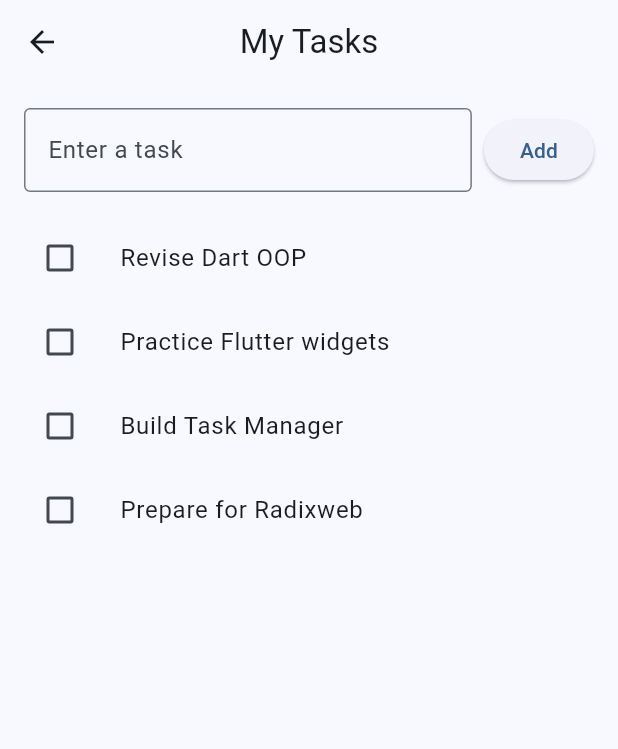
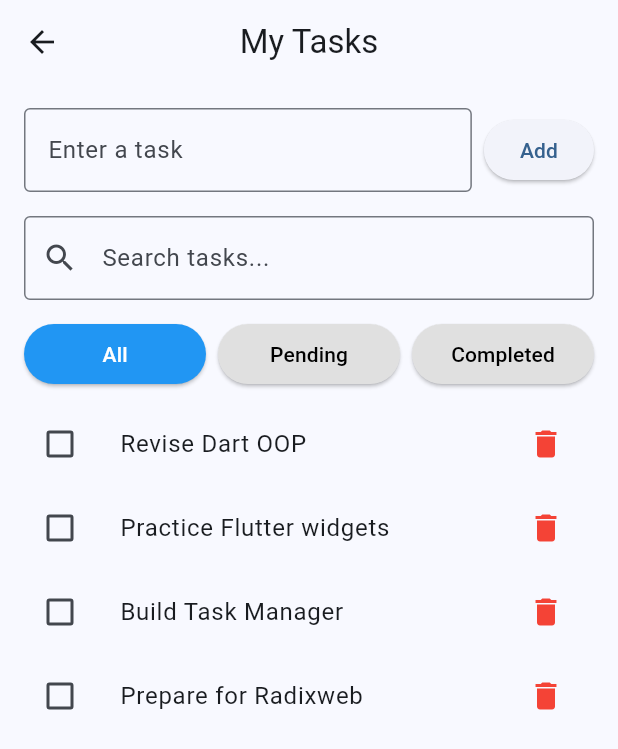
Before and after one commit to tahaa-workspace/mock_user_management_app, a Flutter app: the TaskScreen screen opened directly, on a phone screen of 412 x 824 dp. Shown: the top 749 px of the screen. Run offline on Flutter 3.47's test engine with Material 3 defaults, Android fonts, the phone set to English and light mode, and no system bars; our stand-ins replace dio, get, google_sign_in.

Commit message:
Complete Task Manager search, filters, and delete actions

```diff
--- a/lib/screens/task_screen.dart
+++ b/lib/screens/task_screen.dart
@@ -1,5 +1,4 @@
 import 'package:flutter/material.dart';
-import 'package:get/get.dart';
 
 import '../models/task.dart';
 
@@ -11,7 +10,7 @@ class TaskScreen extends StatefulWidget {
 }
 
 class _TaskScreenState extends State<TaskScreen> {
-  List<Task> tasks = [
+  final List<Task> tasks = [
     Task(title: 'Revise Dart OOP'),
     Task(title: 'Practice Flutter widgets'),
     Task(title: 'Build Task Manager'),
@@ -19,56 +18,116 @@ class _TaskScreenState extends State<TaskScreen> {
   ];
 
   final TextEditingController taskController = TextEditingController();
+  final TextEditingController searchController = TextEditingController();
+
   String searchQuery = '';
+  String selectedFilter = 'All';
 
   @override
   void dispose() {
     taskController.dispose();
+    searchController.dispose();
     super.dispose();
   }
 
   @override
   Widget build(BuildContext context) {
     final filteredTasks = tasks.where((task) {
-      return task.title.toLowerCase().contains(searchQuery);
+      final matchesSearch =
+          task.title.toLowerCase().contains(searchQuery);
+
+      final matchesFilter = selectedFilter == 'All' ||
+          (selectedFilter == 'Pending' && !task.isCompleted) ||
+          (selectedFilter == 'Completed' && task.isCompleted);
+
+      return matchesSearch && matchesFilter;
     }).toList();
 
     return Scaffold(
-      appBar: AppBar(title: Text('My Tasks'), centerTitle: true),
+      appBar: AppBar(
+        title: const Text('My Tasks'),
+        centerTitle: true,
+      ),
       body: Column(
         children: [
           Padding(
-            padding: const EdgeInsets.all(16.0),
+            padding: const EdgeInsets.all(16),
             child: Row(
               children: [
                 Expanded(
                   child: TextField(
                     controller: taskController,
-                    decoration: InputDecoration(
+                    decoration: const InputDecoration(
                       labelText: 'Enter a task',
                       border: OutlineInputBorder(),
                     ),
-                    onChanged: (val) {
-                      setState(() {
-                        searchQuery = val.trim().toLowerCase();
-                      });
-                    },
                     onSubmitted: (_) => addTask(),
                   ),
                 ),
-                SizedBox(width: 8),
-                ElevatedButton(onPressed: addTask, child: Text('Add')),
+                const SizedBox(width: 8),
+                ElevatedButton(
+                  onPressed: addTask,
+                  child: const Text('Add'),
+                ),
               ],
             ),
           ),
+          Padding(
+            padding: const EdgeInsets.symmetric(horizontal: 16),
+            child: TextField(
+              controller: searchController,
+              decoration: const InputDecoration(
+                hintText: 'Search tasks...',
+                prefixIcon: Icon(Icons.search),
+                border: OutlineInputBorder(),
+              ),
+              onChanged: (value) {
+                setState(() {
+                  searchQuery = value.trim().toLowerCase();
+                });
+              },
+            ),
+          ),
+          const SizedBox(height: 12),
+          Padding(
+            padding: const EdgeInsets.symmetric(horizontal: 12),
+            child: Row(
+              children: ['All', 'Pending', 'Completed'].map((filter) {
+                final isSelected = selectedFilter == filter;
+
+                return Expanded(
+                  child: Padding(
+                    padding: const EdgeInsets.symmetric(horizontal: 4),
+                    child: ElevatedButton(
+                      onPressed: () {
+                        setState(() {
+                          selectedFilter = filter;
+                        });
+                      },
+                      style: ElevatedButton.styleFrom(
+                        backgroundColor:
+                            isSelected ? Colors.blue : Colors.grey.shade300,
+                        foregroundColor:
+                            isSelected ? Colors.white : Colors.black,
+                      ),
+                      child: Text(filter),
+                    ),
+                  ),
+                );
+              }).toList(),
+            ),
+          ),
+          const SizedBox(height: 8),
           Expanded(
-            child: Builder(
-              builder: (context) {
-                if (filteredTasks.isEmpty) {
-                  return const Center(child: Text('No tasks found'));
-                }
-
-                return ListView.builder(
+            child: filteredTasks.isEmpty
+                ? Center(
+                    child: Text(
+                      tasks.isEmpty
+                          ? 'No tasks yet. Add a task to get started.'
+                          : 'No matching tasks found.',
+                    ),
+                  )
+                : ListView.builder(
                     itemCount: filteredTasks.length,
                     itemBuilder: (context, index) {
                       final task = filteredTasks[index];
@@ -77,7 +136,9 @@ class _TaskScreenState extends State<TaskScreen> {
                         leading: Checkbox(
                           value: task.isCompleted,
                           onChanged: (value) {
-                          toggleTask(tasks.indexOf(task), value!);
+                            if (value != null) {
+                              toggleTask(task, value);
+                            }
                           },
                         ),
                         title: Text(
@@ -89,8 +150,11 @@ class _TaskScreenState extends State<TaskScreen> {
                                 : TextDecoration.none,
                           ),
                         ),
-                    );
-                  },
+                        trailing: IconButton(
+                          tooltip: 'Delete task',
+                          icon: const Icon(Icons.delete, color: Colors.red),
+                          onPressed: () => deleteTask(task),
+                        ),
                       );
                     },
                   ),
@@ -100,9 +164,15 @@ class _TaskScreenState extends State<TaskScreen> {
     );
   }
 
-  void toggleTask(int index, bool value) {
+  void toggleTask(Task task, bool isCompleted) {
     setState(() {
-      tasks[index].isCompleted = value;
+      task.isCompleted = isCompleted;
+    });
+  }
+
+  void deleteTask(Task task) {
+    setState(() {
+      tasks.remove(task);
     });
   }
 
@@ -118,10 +188,10 @@ class _TaskScreenState extends State<TaskScreen> {
 
     setState(() {
       tasks.add(Task(title: title));
+      searchQuery = '';
+      searchController.clear();
     });
 
     taskController.clear();
   }
-
-  void searchTask() {}
 }
```
Lines whose indentation alone changed are shown as unchanged.
